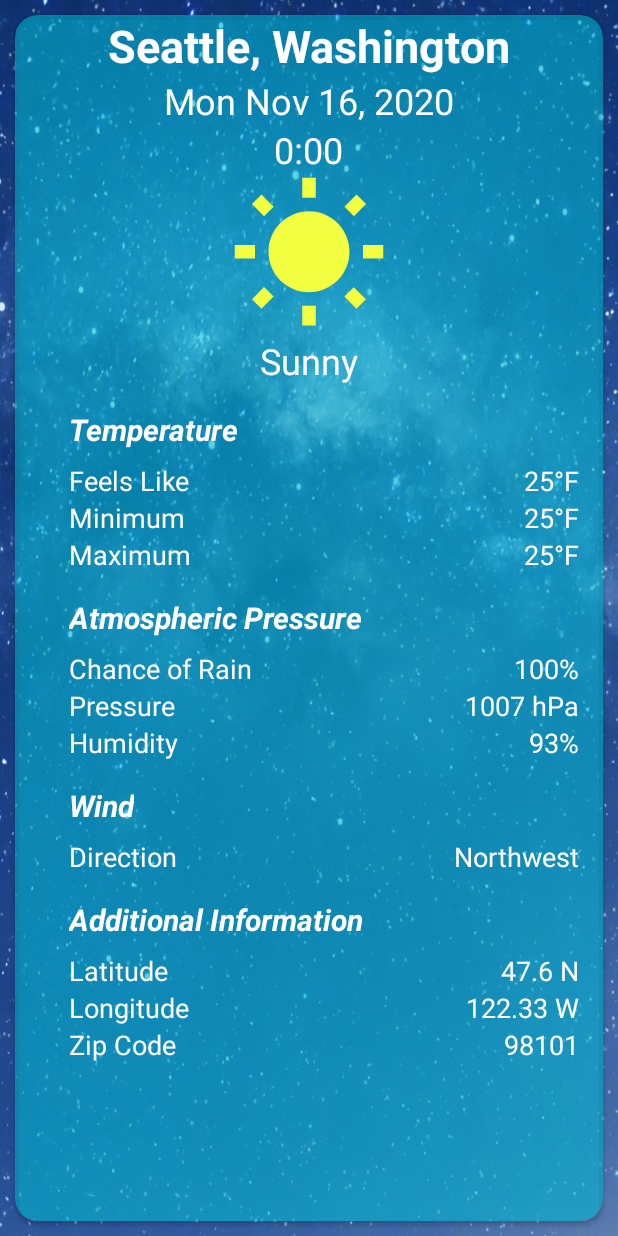
After one commit to cadereynoldson/450GroupProject, an Android app: the layout fragment_page_weather_forecast.xml on its own in the app's theme, with its tools: preview values and no code run, on a phone screen of 412 x 824 dp. The commit adds this screen. Run offline under Robolectric (Android 15) with nearby library versions, the phone set to English and light mode, and no system bars; network calls fail.

Commit message:
NO CONFLICT PLEASE

```diff
--- /dev/null
+++ b/app/src/main/java/com/example/groupproject_g3/weather/fragments/WeatherForecastFragment.java
@@ -0,0 +1,24 @@
+package com.example.groupproject_g3.weather.fragments;
+
+import android.os.Bundle;
+
+import androidx.fragment.app.Fragment;
+
+import android.view.LayoutInflater;
+import android.view.View;
+import android.view.ViewGroup;
+
+import com.example.groupproject_g3.R;
+
+/**
+ * A simple {@link Fragment} subclass.
+ */
+public class WeatherForecastFragment extends Fragment {
+
+    @Override
+    public View onCreateView(LayoutInflater inflater, ViewGroup container,
+                             Bundle savedInstanceState) {
+        // Inflate the layout for this fragment
+        return inflater.inflate(R.layout.fragment_page_weather_forecast, container, false);
+    }
+}
--- /dev/null
+++ b/app/src/main/res/layout/fragment_page_weather_forecast.xml
@@ -0,0 +1,338 @@
+<?xml version="1.0" encoding="utf-8"?>
+<RelativeLayout xmlns:android="http://schemas.android.com/apk/res/android"
+    xmlns:tools="http://schemas.android.com/tools"
+    android:layout_width="match_parent"
+    android:layout_height="match_parent"
+    android:background="@drawable/weather_background"
+    xmlns:app="http://schemas.android.com/apk/res-auto"
+    tools:context=".weather.fragments.WeatherForecastFragment">
+
+    <androidx.cardview.widget.CardView
+        android:id="@+id/card_weather_forecast"
+        android:layout_width="match_parent"
+        android:layout_height="match_parent"
+        android:layout_margin="10dp"
+        android:layout_marginStart="16dp"
+        android:layout_marginTop="16dp"
+        android:layout_marginEnd="16dp"
+        android:layout_marginBottom="16dp"
+        app:cardBackgroundColor="#9000BCD4"
+        app:cardCornerRadius="15dp">
+
+        <RelativeLayout
+            android:layout_width="match_parent"
+            android:layout_height="match_parent">
+
+            <TextView
+                android:id="@+id/text_forecast_location"
+                android:layout_width="wrap_content"
+                android:layout_height="wrap_content"
+                android:layout_centerHorizontal="true"
+                android:text="Seattle, Washington"
+                android:textColor="#FFFFFF"
+                android:textSize="30sp"
+                android:textStyle="bold" />
+
+            <TextView
+                android:id="@+id/text_forecast_date"
+                android:layout_width="wrap_content"
+                android:layout_height="wrap_content"
+                android:layout_below="@id/text_forecast_location"
+                android:layout_centerHorizontal="true"
+                android:text="Mon Nov 16, 2020"
+                android:textColor="#FFFFFF"
+                android:textSize="24sp" />
+
+            <TextView
+                android:id="@+id/text_forecast_time"
+                android:layout_width="wrap_content"
+                android:layout_height="wrap_content"
+                android:layout_below="@id/text_forecast_date"
+                android:layout_centerHorizontal="true"
+                android:text="0:00"
+                android:textColor="#FFFFFF"
+                android:textSize="24sp" />
+
+            <ImageView
+                android:id="@+id/image_forecast_icon"
+                android:layout_width="129dp"
+                android:layout_height="108dp"
+                android:layout_below="@id/text_forecast_time"
+                android:layout_centerHorizontal="true"
+                android:src="@drawable/ic_weather_yellow_24" />
+
+            <TextView
+                android:id="@+id/text_forecast_description"
+                android:layout_width="wrap_content"
+                android:layout_height="wrap_content"
+                android:layout_below="@id/image_forecast_icon"
+                android:layout_centerHorizontal="true"
+                android:text="Sunny"
+                android:textColor="#FFFFFF"
+                android:textSize="24sp" />
+
+            <TextView
+                android:id="@+id/text_forecast_tempInfo"
+                android:layout_width="wrap_content"
+                android:layout_height="wrap_content"
+                android:layout_below="@id/text_forecast_description"
+                android:layout_marginLeft="36dp"
+                android:layout_marginTop="16dp"
+                android:text="Temperature"
+                android:textColor="#FFFFFF"
+                android:textSize="20sp"
+                android:textStyle="bold|italic" />
+
+            <TextView
+                android:id="@+id/text_feelslike"
+                android:layout_width="wrap_content"
+                android:layout_height="wrap_content"
+                android:layout_below="@id/text_forecast_tempInfo"
+                android:layout_marginLeft="36dp"
+                android:layout_marginTop="8dp"
+                android:text="Feels Like"
+                android:textColor="#FFFFFF"
+                android:textSize="18sp" />
+
+            <TextView
+                android:id="@+id/text_feelslike_data"
+                android:layout_width="wrap_content"
+                android:layout_height="wrap_content"
+                android:layout_alignBaseline="@id/text_feelslike"
+                android:layout_alignParentRight="true"
+                android:layout_marginRight="16dp"
+                android:text="25°F"
+                android:textColor="#FFFFFF"
+                android:textSize="18sp" />
+
+            <TextView
+                android:id="@+id/text_minimum"
+                android:layout_width="wrap_content"
+                android:layout_height="wrap_content"
+                android:layout_below="@id/text_feelslike"
+                android:layout_marginLeft="36dp"
+                android:text="Minimum"
+                android:textColor="#FFFFFF"
+                android:textSize="18sp" />
+
+            <TextView
+                android:id="@+id/text_minimum_data"
+                android:layout_width="wrap_content"
+                android:layout_height="wrap_content"
+                android:layout_alignBaseline="@id/text_minimum"
+                android:layout_alignParentRight="true"
+                android:layout_marginRight="16dp"
+                android:text="25°F"
+                android:textColor="#FFFFFF"
+                android:textSize="18sp" />
+
+            <TextView
+                android:id="@+id/text_maximum"
+                android:layout_width="wrap_content"
+                android:layout_height="wrap_content"
+                android:layout_below="@id/text_minimum"
+                android:layout_marginLeft="36dp"
+                android:text="Maximum"
+                android:textColor="#FFFFFF"
+                android:textSize="18sp" />
+
+            <TextView
+                android:id="@+id/text_maximum_data"
+                android:layout_width="wrap_content"
+                android:layout_height="wrap_content"
+                android:layout_alignBaseline="@id/text_maximum"
+                android:layout_alignParentRight="true"
+                android:layout_marginRight="16dp"
+                android:text="25°F"
+                android:textColor="#FFFFFF"
+                android:textSize="18sp" />
+
+            <TextView
+                android:id="@+id/text_forecast_pressureInfo"
+                android:layout_width="wrap_content"
+                android:layout_height="wrap_content"
+                android:layout_below="@id/text_maximum"
+                android:layout_marginLeft="36dp"
+                android:layout_marginTop="16dp"
+                android:text="Atmospheric Pressure"
+                android:textColor="#FFFFFF"
+                android:textSize="20sp"
+                android:textStyle="bold|italic" />
+
+            <TextView
+                android:id="@+id/text_rain"
+                android:layout_width="wrap_content"
+                android:layout_height="wrap_content"
+                android:layout_below="@id/text_forecast_pressureInfo"
+                android:layout_marginLeft="36dp"
+                android:layout_marginTop="8dp"
+                android:text="Chance of Rain"
+                android:textColor="#FFFFFF"
+                android:textSize="18sp" />
+
+            <TextView
+                android:id="@+id/text_rain_data"
+                android:layout_width="wrap_content"
+                android:layout_height="wrap_content"
+                android:layout_alignBaseline="@id/text_rain"
+                android:layout_alignParentRight="true"
+                android:layout_marginRight="16dp"
+                android:text="100%"
+                android:textColor="#FFFFFF"
+                android:textSize="18sp" />
+
+            <TextView
+                android:id="@+id/text_pressure"
+                android:layout_width="wrap_content"
+                android:layout_height="wrap_content"
+                android:layout_below="@id/text_rain"
+                android:layout_marginLeft="36dp"
+                android:text="Pressure"
+                android:textColor="#FFFFFF"
+                android:textSize="18sp" />
+
+            <TextView
+                android:id="@+id/text_pressure_data"
+                android:layout_width="wrap_content"
+                android:layout_height="wrap_content"
+                android:layout_alignBaseline="@id/text_pressure"
+                android:layout_alignParentRight="true"
+                android:layout_marginRight="16dp"
+                android:text="1007 hPa"
+                android:textColor="#FFFFFF"
+                android:textSize="18sp" />
+
+            <TextView
+                android:id="@+id/text_humidity"
+                android:layout_width="wrap_content"
+                android:layout_height="wrap_content"
+                android:layout_below="@id/text_pressure"
+                android:layout_marginLeft="36dp"
+                android:text="Humidity"
+                android:textColor="#FFFFFF"
+                android:textSize="18sp" />
+
+            <TextView
+                android:id="@+id/text_humidity_data"
+                android:layout_width="wrap_content"
+                android:layout_height="wrap_content"
+                android:layout_alignBaseline="@id/text_humidity"
+                android:layout_alignParentRight="true"
+                android:layout_marginRight="16dp"
+                android:text="93%"
+                android:textColor="#FFFFFF"
+                android:textSize="18sp" />
+
+            <TextView
+                android:id="@+id/text_forecast_windInfo"
+                android:layout_width="wrap_content"
+                android:layout_height="wrap_content"
+                android:layout_below="@id/text_humidity"
+                android:layout_marginLeft="36dp"
+                android:layout_marginTop="16dp"
+                android:text="Wind"
+                android:textColor="#FFFFFF"
+                android:textSize="20sp"
+                android:textStyle="bold|italic" />
+
+            <TextView
+                android:id="@+id/text_direction"
+                android:layout_width="wrap_content"
+                android:layout_height="wrap_content"
+                android:layout_below="@id/text_forecast_windInfo"
+                android:layout_marginLeft="36dp"
+                android:layout_marginTop="8dp"
+                android:text="Direction"
+                android:textColor="#FFFFFF"
+                android:textSize="18sp" />
+
+            <TextView
+                android:id="@+id/text_direction_data"
+                android:layout_width="wrap_content"
+                android:layout_height="wrap_content"
+                android:layout_alignBaseline="@id/text_direction"
+                android:layout_alignParentRight="true"
+                android:layout_marginRight="16dp"
+                android:text="Northwest"
+                android:textColor="#FFFFFF"
+                android:textSize="18sp" />
+
+            <TextView
+                android:id="@+id/text_forecast_otherInfo"
+                android:layout_width="wrap_content"
+                android:layout_height="wrap_content"
+                android:layout_below="@id/text_direction"
+                android:layout_marginLeft="36dp"
+                android:layout_marginTop="16dp"
+                android:text="Additional Information"
+                android:textColor="#FFFFFF"
+                android:textSize="20sp"
+                android:textStyle="bold|italic" />
+
+            <TextView
+                android:id="@+id/text_latitude"
+                android:layout_width="wrap_content"
+                android:layout_height="wrap_content"
+                android:layout_below="@id/text_forecast_otherInfo"
+                android:layout_marginLeft="36dp"
+                android:layout_marginTop="8dp"
+                android:text="Latitude"
+                android:textColor="#FFFFFF"
+                android:textSize="18sp" />
+
+            <TextView
+                android:id="@+id/text_latitude_data"
+                android:layout_width="wrap_content"
+                android:layout_height="wrap_content"
+                android:layout_alignBaseline="@id/text_latitude"
+                android:layout_alignParentRight="true"
+                android:layout_marginRight="16dp"
+                android:text="47.6 N"
+                android:textColor="#FFFFFF"
+                android:textSize="18sp" />
+
+            <TextView
+                android:id="@+id/text_longitude"
+                android:layout_width="wrap_content"
+                android:layout_height="wrap_content"
+                android:layout_below="@id/text_latitude"
+                android:layout_marginLeft="36dp"
+                android:text="Longitude"
+                android:textColor="#FFFFFF"
+                android:textSize="18sp" />
+
+            <TextView
+                android:id="@+id/text_longitude_data"
+                android:layout_width="wrap_content"
+                android:layout_height="wrap_content"
+                android:layout_alignBaseline="@id/text_longitude"
+                android:layout_alignParentRight="true"
+                android:layout_marginRight="16dp"
+                android:text="122.33 W"
+                android:textColor="#FFFFFF"
+                android:textSize="18sp" />
+
+            <TextView
+                android:id="@+id/text_zipcode"
+                android:layout_width="wrap_content"
+                android:layout_height="wrap_content"
+                android:layout_below="@id/text_longitude"
+                android:layout_marginLeft="36dp"
+                android:text="Zip Code"
+                android:textColor="#FFFFFF"
+                android:textSize="18sp" />
+
+            <TextView
+                android:id="@+id/text_zipcode_data"
+                android:layout_width="wrap_content"
+                android:layout_height="wrap_content"
+                android:layout_alignBaseline="@id/text_zipcode"
+                android:layout_alignParentRight="true"
+                android:layout_marginRight="16dp"
+                android:text="98101"
+                android:textColor="#FFFFFF"
+                android:textSize="18sp" />
+
+        </RelativeLayout>
+    </androidx.cardview.widget.CardView>
+</RelativeLayout>
--- a/app/src/main/res/navigation/main_nav.xml
+++ b/app/src/main/res/navigation/main_nav.xml
@@ -47,5 +47,14 @@
         android:id="@+id/navigation_weather"
         android:name="com.example.groupproject_g3.weather.fragments.WeatherMainFragment"
         android:label="@string/title_weather"
-        tools:layout="@layout/fragment_page_weather_main" />
+        tools:layout="@layout/fragment_page_weather_main" >
+        <action
+            android:id="@+id/action_navigation_weather_to_weatherForecastFragment"
+            app:destination="@id/navigation_weather_forecast" />
+    </fragment>
+    <fragment
+        android:id="@+id/navigation_weather_forecast"
+        android:name="com.example.groupproject_g3.weather.fragments.WeatherForecastFragment"
+        android:label="fragment_page_weather_forecast"
+        tools:layout="@layout/fragment_page_weather_forecast" />
 </navigation>
```
